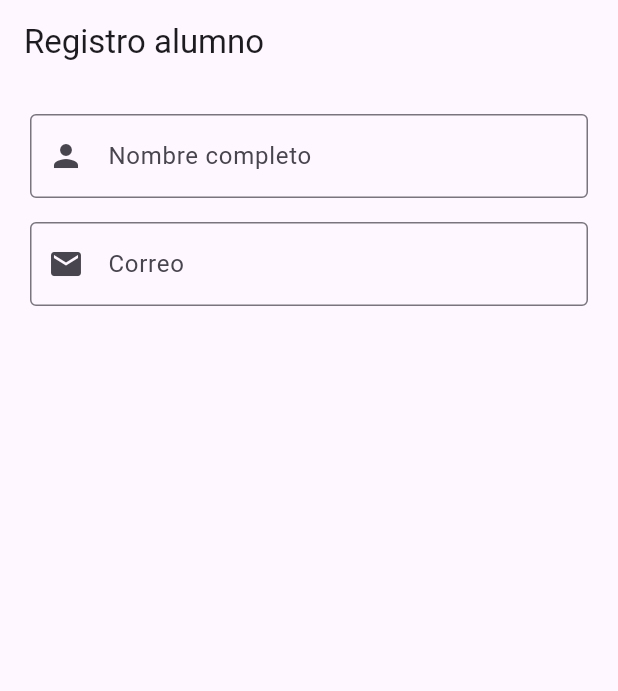
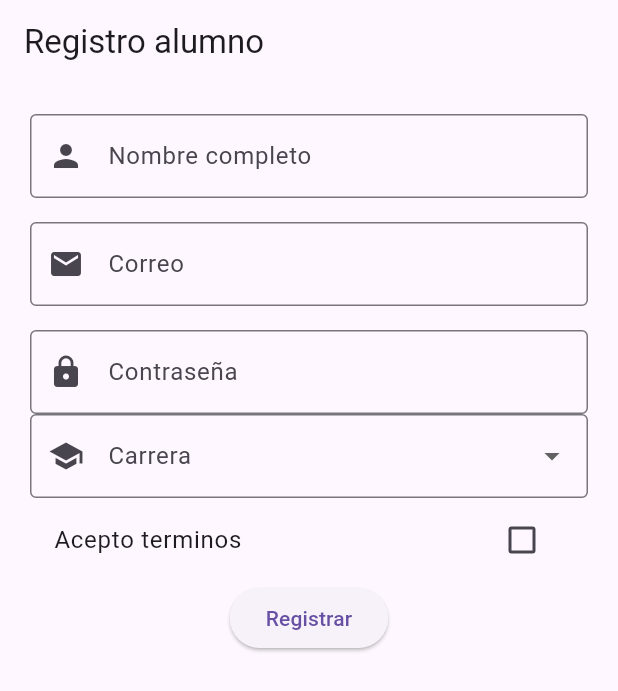
Before and after one commit to Irving2355/Dispositivos-Moviles-2026, a Flutter app: the screen it shows after launch, on a phone screen of 412 x 824 dp. Shown: the top 691 px of the screen. Run offline on Flutter 3.47's test engine with Material 3 defaults, Android fonts, the phone set to English and light mode, and no system bars.

Commit message:
Clase 2026-08-25 - Grupo 7B

```diff
--- a/clases/formularios/lib/main.dart
+++ b/clases/formularios/lib/main.dart
@@ -33,6 +33,10 @@
 class _RegristoPageState extends State<RegristoPage> {
   final _formKey = GlobalKey<FormState>();
   final _nombreController = TextEditingController();
+  final _correoController = TextEditingController();
+  final _passwordController = TextEditingController();
+  String? _carrera;
+  bool _aceptaTerminos = false;
 
   @override
   Widget build(BuildContext context) {
@@ -40,7 +44,7 @@
       appBar: AppBar(
         title: const Text('Registro alumno'),
       ),
-      body: Padding(
+      body: SingleChildScrollView(
         padding: const EdgeInsets.all(20),
 
         child: Form(
@@ -82,10 +86,103 @@
                   border: OutlineInputBorder(),
                 ),
               ),
+
+              SizedBox(
+                height: 16,
+              ),
+
+              TextFormField(
+                controller: _passwordController,
+                obscureText: true,
+                decoration: const InputDecoration(
+                  labelText: 'Contraseña',
+                  prefixIcon: Icon(Icons.lock,),
+                  border: OutlineInputBorder(),
+                ),
+
+                validator: (value) {
+                  if(value == null || value.isEmpty){
+                    return 'Ingrese contraseña';
+                  }
+                  if(value.length < 6){
+                    return 'Ingresa 6 caracteres';
+                  }
+                  return null;
+                },
+              ),
+
+              DropdownButtonFormField<String>(
+                initialValue: _carrera,
+                decoration: InputDecoration(
+                  labelText: 'Carrera',
+                  prefixIcon: Icon(Icons.school),
+                  border: OutlineInputBorder(),
+                ),
+
+                items: const [
+                  DropdownMenuItem(
+                    value: 'ISC',
+                    child: Text('Ing en sistemas',),
+                    ),
+                    DropdownMenuItem(
+                    value: 'IE',
+                    child: Text('Ing en electronica',),
+                    ),
+                ],
+
+                onChanged:(value) {
+                  setState(() {
+                    _carrera = value;
+                  });
+                },
+
+                validator: (value) {
+                  if(value == null){
+                    return 'Selecciona una carrer';
+                  }
+                  return null;
+                },
+                ),
+
+                CheckboxListTile(
+                  title: Text('Acepto terminos',),
+                  value: _aceptaTerminos,
+                  onChanged:(value) {
+                    setState(() {
+                      _aceptaTerminos = value ?? false;
+                    });
+                  },
+                ),
+
+                ElevatedButton(
+                  onPressed: (){
+                    _registrar();
+                  },
+                  child: Text('Registrar',),
+                ),
             ],
           ),
         ),
       ),
     );
   }
+
+  void _registrar(){
+    final formularioValido = _formKey.currentState!.validate();
+
+    if(!formularioValido){
+      return;
+    }
+
+    if(!_aceptaTerminos){
+      ScaffoldMessenger
+          .of(context)
+          .showSnackBar(
+            const SnackBar(
+              content: Text('Debes de aceptar teminos',),
+              ),
+          );
+      return;
+    }
+  }
 }
```
